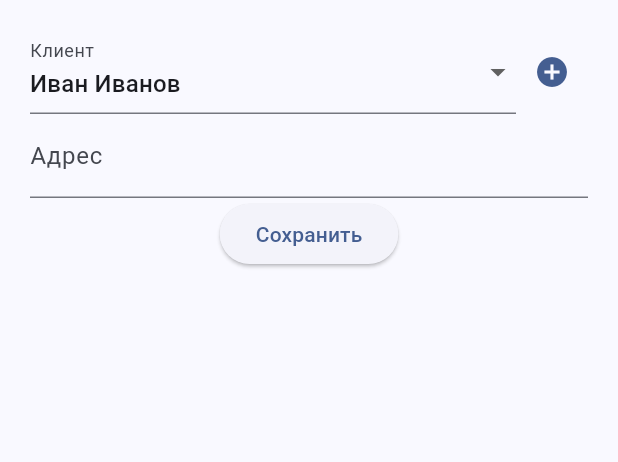
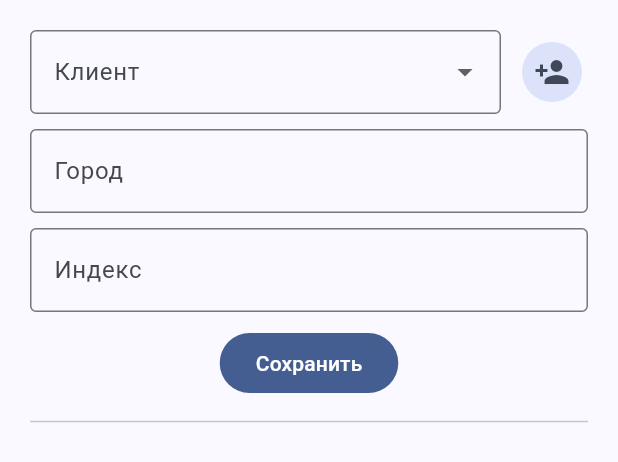
Before and after one commit to VerterTRG/flutter_app, a Flutter app: the AddressesScreen widget shown alone on an empty page, opened directly with empty values, on a phone screen of 412 x 824 dp. Shown: the top 462 px of the screen. Run offline on Flutter 3.47's test engine with Material 3 defaults, Android fonts, the phone set to English and light mode, and no system bars.

Commit message:
Example v2. TabBar init-0.3. Implementing FormArguments passing.

```diff
--- a/lib/models/address.dart
+++ b/lib/models/address.dart
@@ -1 +1,17 @@
-class Address { final String id; final String clientId; final String city; Address(this.id, this.clientId, this.city); }
+import 'package:flutter_app/utils/common.dart';
+
+class Address {
+  final String id;
+  final String clientId;
+  final String city;
+  final String? zip;
+  Address(this.id, this.clientId, this.city, this.zip);
+
+  FormArguments toFormArgs() {
+    return FormArguments({
+      'clientId': clientId,
+      'city': city,
+      'zip': zip,
+    });
+  }
+}
--- a/lib/models/client.dart
+++ b/lib/models/client.dart
@@ -1 +1,15 @@
-class Client { final String id; final String name; Client(this.id, this.name); }
+import 'package:flutter_app/utils/common.dart';
+
+class Client {
+  final String id;
+  final String name;
+  final String email;
+  Client(this.id, this.name, {this.email = ''});
+
+  FormArguments toFormArgs() {
+    return FormArguments({
+      'name': '$name (Копия)', // Добавляем пометку
+      'email': '',             // Email очищаем при копировании
+    });
+  }
+}
--- a/lib/models/tab_config.dart
+++ b/lib/models/tab_config.dart
@@ -26,16 +26,15 @@ class TabConfig {
     TabType.createAddress: Icons.add_location_alt,
     TabType.clientDetails: Icons.person,
   };
-
   static final Map<TabType, String> defaultTitles = {
     TabType.dashboard: 'Сводка',
     TabType.clients: 'Клиенты',
+    TabType.clientDetails: 'Клиент',
+    TabType.createClient: 'Новый клиент',
     TabType.addresses: 'Адреса',
+    TabType.createAddress: 'Новый адрес',
     TabType.products: 'Товары',
     TabType.invoices: 'Инвойсы',
-    TabType.createClient: 'Новый клиент',
-    TabType.createAddress: 'Новый адрес',
-    TabType.clientDetails: 'Клиент', // Будет перезаписано именем
   };
 
   // Хелпер для получения данных
--- a/lib/screens/addresses_screen.dart
+++ b/lib/screens/addresses_screen.dart
@@ -2,32 +2,90 @@ import 'package:flutter/material.dart';
 import 'package:flutter_app/models/client.dart';
 import 'package:flutter_app/models/tab_config.dart';
 import 'package:flutter_app/state.dart';
+import 'package:flutter_app/utils/common.dart';
+import 'package:flutter_app/widgets/components/smart_dropdown.dart';
 import 'package:provider/provider.dart';
 
 
-// --- ADDRESSES ---
-class AddressesScreen extends StatelessWidget {
+// --- ADDRESSES SCREEN ---
+class AddressesScreen extends StatefulWidget {
   final String tabId;
-  const AddressesScreen({super.key, required this.tabId});
+  final FormArguments? args;
+  const AddressesScreen({super.key, required this.tabId, this.args});
+  @override
+  State<AddressesScreen> createState() => _AddressesScreenState();
+}
+
+class _AddressesScreenState extends State<AddressesScreen> {
+  // Смешанные контроллеры: Text и Selection
+  final Map<String, dynamic> _controllers = {
+    'city': TextEditingController(),
+    'zip': TextEditingController(),
+    'clientId': SelectionController<String>(),
+  };
+
+  @override
+  void initState() {
+    super.initState();
+    _fillForm();
+  }
+
+  void _fillForm() {
+    if (widget.args == null) return;
+    _controllers.forEach((key, controller) {
+      final val = widget.args!.getValue(key);
+      if (val != null) {
+        if (controller is TextEditingController) controller.text = val.toString();
+        if (controller is SelectionController) controller.selectedItem = val.toString();
+      }
+    });
+  }
 
   @override
   Widget build(BuildContext context) {
     final state = context.watch<AppState>();
-    final cityController = TextEditingController();
-    String? selectedClientId = state.clients.isNotEmpty ? state.clients.first.id : null;
+    final clientCtrl = _controllers['clientId'] as SelectionController<String>;
+
+    // Fallback: если ничего не выбрано, выбираем первого (опционально)
+    if (clientCtrl.selectedItem == null && state.clients.isNotEmpty) {
+       // clientCtrl.selectedItem = state.clients.first.id;
+    }
 
     return Padding(padding: const EdgeInsets.all(20), child: Column(children: [
       Row(children: [
-        Expanded(child: DropdownButtonFormField<String>(value: selectedClientId, items: state.clients.map((c) => DropdownMenuItem(value: c.id, child: Text(c.name))).toList(), onChanged: (val) => selectedClientId = val, decoration: const InputDecoration(labelText: 'Клиент'))),
-        IconButton(
-          icon: Icon(Icons.add_circle, color: Theme.of(context).colorScheme.primary),
-          // ! БЕЗ ХАРДКОДА: Просто передаем Тип и ID текущего таба
-          onPressed: () => context.read<AppState>().openTab(TabType.createClient, sourceTabId: tabId)
+        Expanded(
+          child: SmartDropdown<String>(
+            controller: clientCtrl,
+            label: 'Клиент',
+            items: state.clients.map((c) => DropdownMenuItem(value: c.id, child: Text(c.name))).toList(),
+          ),
+        ),
+        const SizedBox(width: 10),
+        IconButton.filledTonal(
+          icon: const Icon(Icons.person_add),
+          onPressed: () => context.read<AppState>().openTab(TabType.createClient, sourceTabId: widget.tabId),
         )
       ]),
-      TextField(controller: cityController, decoration: const InputDecoration(labelText: 'Адрес')),
-      ElevatedButton(onPressed: () { if (selectedClientId != null) context.read<AppState>().addAddress(selectedClientId!, cityController.text); }, child: const Text('Сохранить')),
-      Expanded(child: ListView(children: state.addresses.map((a) => ListTile(title: Text(a.city), subtitle: Text(state.clients.firstWhere((c) => c.id == a.clientId, orElse: () => Client('0', '?')).name))).toList()))
+      const SizedBox(height: 10),
+      TextField(controller: _controllers['city'], decoration: const InputDecoration(labelText: 'Город', border: OutlineInputBorder())),
+      const SizedBox(height: 10),
+      TextField(controller: _controllers['zip'], decoration: const InputDecoration(labelText: 'Индекс', border: OutlineInputBorder())),
+      const SizedBox(height: 10),
+
+      FilledButton(onPressed: () {
+        if (clientCtrl.selectedItem != null) {
+          context.read<AppState>().addAddress(clientCtrl.selectedItem!, _controllers['city'].text, _controllers['zip'].text);
+        }
+      }, child: const Text('Сохранить')),
+
+      const Divider(height: 30),
+      Expanded(child: ListView(
+        children: state.addresses.map((a) => ListTile(
+          leading: const Icon(Icons.location_on),
+          title: Text(a.city),
+          // Можно добавить кнопку копирования адреса аналогично клиентам
+        )).toList()
+      ))
     ]));
   }
 }
--- /dev/null
+++ b/lib/widgets/components/smart_dropdown.dart
@@ -0,0 +1,75 @@
+import 'package:flutter/material.dart';
+
+// 1. КОНТРОЛЛЕР (Как TextEditingController, только для выбора)
+class SelectionController<T> extends ValueNotifier<T?> {
+  SelectionController({T? initialValue}) : super(initialValue);
+
+  // Удобный геттер/сеттер
+  T? get selectedItem => value;
+  set selectedItem(T? newItem) => value = newItem;
+}
+
+// 2. УМНЫЙ ДРОПДАУН (Сам слушает контроллер, не нужен setState в родителе)
+// lib/ui_kit.dart
+
+class SmartDropdown<T> extends StatelessWidget {
+  final SelectionController<T> controller;
+  final List<DropdownMenuItem<T>> items;
+  final String label;
+  final String? hint;
+  // Добавляем коллбэк для побочных действий
+  final ValueChanged<T?>? onChanged;
+
+  const SmartDropdown({
+    super.key,
+    required this.controller,
+    required this.items,
+    required this.label,
+    this.hint,
+    this.onChanged, // <---
+  });
+
+  @override
+  Widget build(BuildContext context) {
+    return ValueListenableBuilder<T?>(
+      valueListenable: controller,
+      builder: (context, currentValue, child) {
+
+        // Безопасная проверка (из прошлого шага)
+        bool valueExists = currentValue != null && items.any((item) => item.value == currentValue);
+        T? effectiveValue = valueExists ? currentValue : null;
+
+        return DropdownButtonFormField<T>(
+          // ! ИСПРАВЛЕНИЕ: value deprecated. Используем initialValue + Key для реактивности.
+          // Key заставляет Flutter пересоздать виджет, если значение изменилось,
+          // так как FormField игнорирует изменения initialValue после инициализации.
+          key: ValueKey(effectiveValue),
+          initialValue: effectiveValue,
+          items: items,
+          decoration: InputDecoration(
+            labelText: label,
+            hintText: hint,
+            border: const OutlineInputBorder(),
+            contentPadding: const EdgeInsets.symmetric(horizontal: 12, vertical: 16),
+            suffixIcon: effectiveValue != null
+                ? IconButton(
+                    icon: const Icon(Icons.clear, size: 18),
+                    onPressed: () {
+                      controller.selectedItem = null;
+                      // Не забываем вызвать коллбэк при очистке
+                      if (onChanged != null) onChanged!(null);
+                    },
+                  )
+                : null,
+          ),
+          onChanged: (newValue) {
+            // 1. Обновляем свой контроллер
+            controller.selectedItem = newValue;
+            // 2. Если есть внешняя логика - вызываем её
+            if (onChanged != null) onChanged!(newValue);
+          },
+        );
+      },
+    );
+  }
+}
```
Also changed, not shown: lib/screens/clients_screen.dart (+63 -8 lines), lib/screens/invoices_screen.dart (+73 -16 lines), lib/state.dart (+15 -9 lines), lib/utils/common.dart (added, +47 -0 lines), lib/screens.dart (added).
